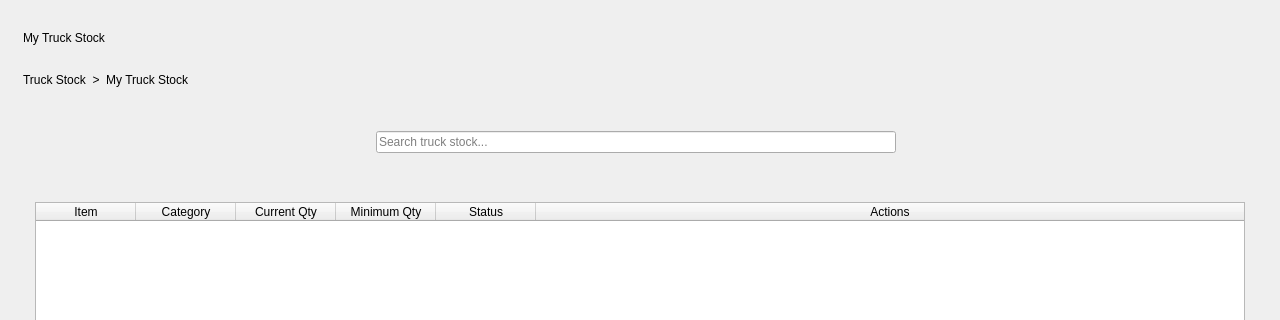
Felipeact/InventoryQtApp, file InventoryQtApp/MyTruckStockPage.ui: the form before one commit; both pictures show x 0 to 1280 and y 0 to 320 of the 1280 by 820 pixel window.
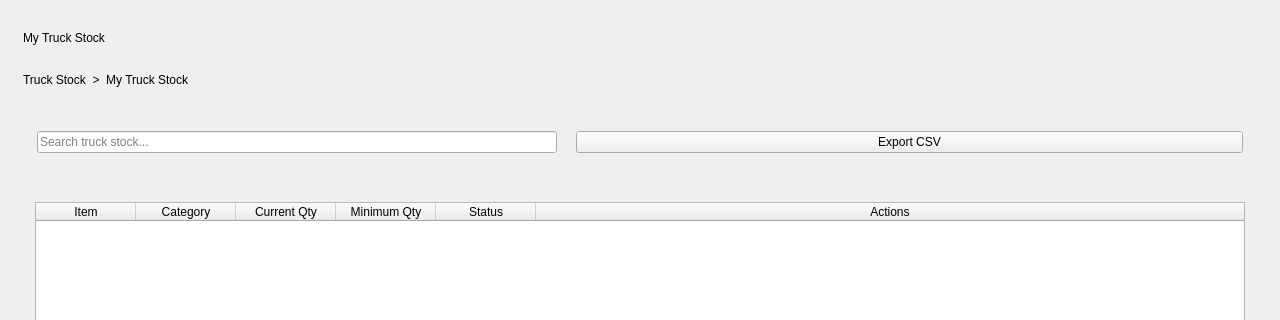
The form after the commit.

Commit message: My Truck Stock Export ✅ Completed My Truck Stock Stock history ✅ Completed

Diff of the .ui file:
```diff
--- a/InventoryQtApp/MyTruckStockPage.ui
+++ b/InventoryQtApp/MyTruckStockPage.ui
@@ -140,6 +140,14 @@
 											</property>
 										</spacer>
 									</item>
+
+									<item>
+										<widget class="QPushButton" name="exportCsvButton">
+											<property name="text">
+												<string>Export CSV</string>
+											</property>
+										</widget>
+									</item>
 								</layout>
 							</widget>
 						</item>
```
The commit also changes 9 other files.
